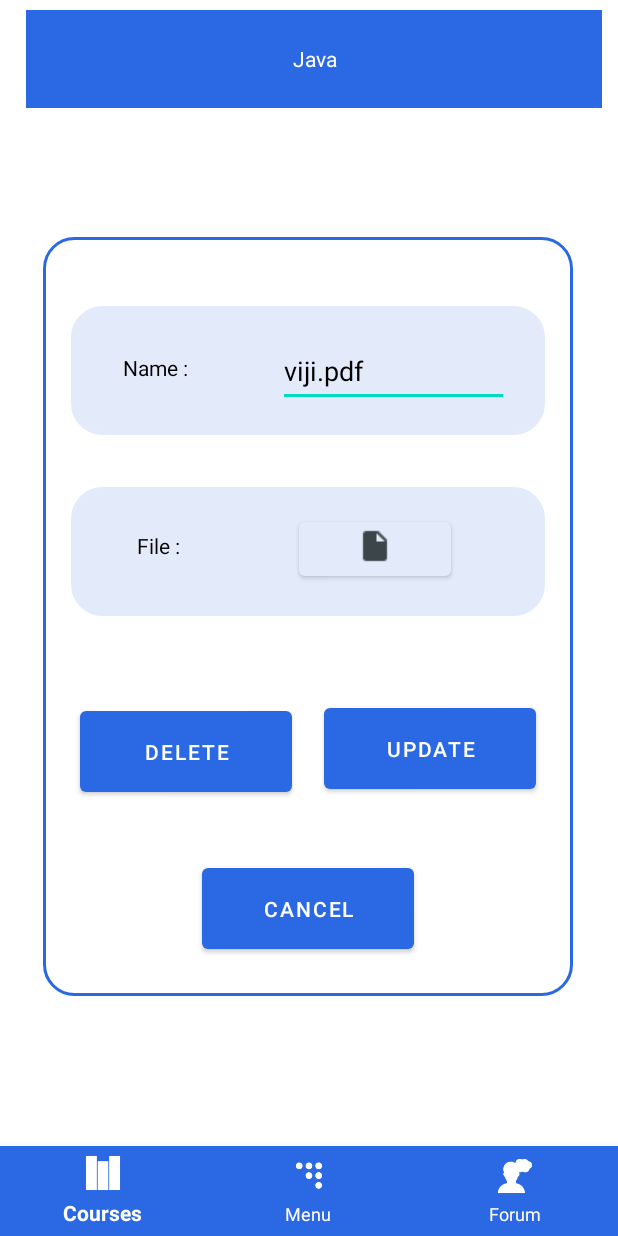
After one commit to SKumaran14/Online_course_exam_management_system, an Android app: the layout activity_assignment_update_delete.xml on its own in the app's theme, with its tools: preview values and no code run, on a phone screen of 412 x 824 dp. The commit adds this screen. Run offline under Robolectric (Android 15) with nearby library versions, the light colour scheme and no system bars.

Commit message:
update activity added

```diff
--- a/app/src/main/AndroidManifest.xml
+++ b/app/src/main/AndroidManifest.xml
@@ -10,7 +10,6 @@
         android:roundIcon="@mipmap/ic_launcher_round"
         android:supportsRtl="true"
         android:theme="@style/Theme.CourseExamApp">
-
         <activity
             android:name=".your_courses"
             android:exported="true" />
--- /dev/null
+++ b/app/src/main/java/com/example/courseexamapp/assignment_update_delete.java
@@ -0,0 +1,14 @@
+package com.example.courseexamapp;
+
+import androidx.appcompat.app.AppCompatActivity;
+
+import android.os.Bundle;
+
+public class assignment_update_delete extends AppCompatActivity {
+
+    @Override
+    protected void onCreate(Bundle savedInstanceState) {
+        super.onCreate(savedInstanceState);
+        setContentView(R.layout.activity_assignment_update_delete);
+    }
+}
--- /dev/null
+++ b/app/src/main/res/layout/activity_assignment_update_delete.xml
@@ -0,0 +1,200 @@
+<?xml version="1.0" encoding="utf-8"?>
+<androidx.constraintlayout.widget.ConstraintLayout xmlns:android="http://schemas.android.com/apk/res/android"
+    xmlns:app="http://schemas.android.com/apk/res-auto"
+    xmlns:tools="http://schemas.android.com/tools"
+    android:id="@+id/t"
+    android:layout_width="match_parent"
+    android:layout_height="match_parent"
+    tools:context=".assignment_update_delete">
+
+
+    <TextView
+        android:id="@+id/textView_file_picker"
+        android:layout_width="384dp"
+        android:layout_height="65dp"
+        android:background="@color/Blue1"
+        android:gravity="center"
+        android:text="@string/textview_java"
+        android:textColor="@color/white"
+        app:layout_constraintBottom_toBottomOf="parent"
+        app:layout_constraintEnd_toEndOf="parent"
+        app:layout_constraintHorizontal_bias="0.608"
+        app:layout_constraintStart_toStartOf="parent"
+        app:layout_constraintTop_toTopOf="parent"
+        app:layout_constraintVertical_bias="0.009" />
+
+    <androidx.constraintlayout.widget.ConstraintLayout
+        android:id="@+id/border8"
+        android:layout_width="353dp"
+        android:layout_height="506dp"
+        android:background="@drawable/border"
+        app:layout_constraintBottom_toBottomOf="parent"
+        app:layout_constraintEnd_toEndOf="parent"
+        app:layout_constraintHorizontal_bias="0.489"
+        app:layout_constraintStart_toStartOf="parent"
+        app:layout_constraintTop_toTopOf="parent"
+        app:layout_constraintVertical_bias="0.497">
+
+
+        <androidx.constraintlayout.widget.ConstraintLayout
+            android:id="@+id/border10"
+            android:layout_width="316dp"
+            android:layout_height="86dp"
+            android:layout_marginStart="8dp"
+            android:layout_marginLeft="8dp"
+            android:layout_marginEnd="8dp"
+            android:layout_marginRight="8dp"
+            android:background="@drawable/border_with_background"
+            app:layout_constraintBottom_toBottomOf="parent"
+            app:layout_constraintEnd_toEndOf="parent"
+            app:layout_constraintHorizontal_bias="0.476"
+            app:layout_constraintStart_toStartOf="parent"
+            app:layout_constraintTop_toTopOf="parent"
+            app:layout_constraintVertical_bias="0.392">
+
+
+            <TextView
+                android:id="@+id/textView_file"
+                android:layout_width="78dp"
+                android:layout_height="27dp"
+                android:text="@string/text_view_file"
+                android:textColor="@color/black"
+                app:layout_constraintBottom_toBottomOf="parent"
+                app:layout_constraintEnd_toEndOf="parent"
+                app:layout_constraintHorizontal_bias="0.155"
+                app:layout_constraintStart_toStartOf="parent"
+                app:layout_constraintTop_toTopOf="parent"
+                app:layout_constraintVertical_bias="0.508" />
+
+
+            <Button
+                android:id="@+id/button_view"
+                android:layout_width="101dp"
+                android:layout_height="48dp"
+                android:drawableTop="@drawable/ic_pdf"
+                android:text="@string/btn_View"
+                android:textColor="@color/Blue1"
+                app:backgroundTint="@color/light_ash"
+                app:layout_constraintBottom_toBottomOf="parent"
+                app:layout_constraintEnd_toEndOf="parent"
+                app:layout_constraintHorizontal_bias="0.73"
+                app:layout_constraintStart_toStartOf="parent"
+                app:layout_constraintTop_toTopOf="parent"
+                app:layout_constraintVertical_bias="0.421" />
+
+
+        </androidx.constraintlayout.widget.ConstraintLayout>
+
+        <androidx.constraintlayout.widget.ConstraintLayout
+            android:id="@+id/border13"
+            android:layout_width="316dp"
+            android:layout_height="86dp"
+            android:layout_marginStart="8dp"
+            android:layout_marginLeft="8dp"
+            android:layout_marginEnd="8dp"
+            android:layout_marginRight="8dp"
+            android:background="@drawable/border_with_background"
+            app:layout_constraintBottom_toBottomOf="parent"
+            app:layout_constraintEnd_toEndOf="parent"
+            app:layout_constraintHorizontal_bias="0.476"
+            app:layout_constraintStart_toStartOf="parent"
+            app:layout_constraintTop_toTopOf="parent"
+            app:layout_constraintVertical_bias="0.09">
+
+            <TextView
+                android:id="@+id/textView_name"
+                android:layout_width="81dp"
+                android:layout_height="24dp"
+                android:text="@string/textView_name"
+                android:textColor="@color/black"
+                app:layout_constraintBottom_toBottomOf="parent"
+                app:layout_constraintEnd_toEndOf="parent"
+                app:layout_constraintHorizontal_bias="0.114"
+                app:layout_constraintStart_toStartOf="parent"
+                app:layout_constraintTop_toTopOf="parent" />
+
+            <EditText
+                android:id="@+id/editText_Name"
+                android:layout_width="154dp"
+                android:layout_height="48dp"
+                android:ems="10"
+                android:hint="@string/editText_name"
+                android:inputType="textPersonName"
+                android:text="@string/editText_name"
+                android:textColor="@color/black"
+                app:layout_constraintBottom_toBottomOf="parent"
+                app:layout_constraintEnd_toEndOf="parent"
+                app:layout_constraintHorizontal_bias="0.901"
+                app:layout_constraintStart_toStartOf="parent"
+                app:layout_constraintTop_toTopOf="parent" />
+        </androidx.constraintlayout.widget.ConstraintLayout>
+
+        <Button
+            android:id="@+id/btn_update"
+            android:layout_width="141dp"
+            android:layout_height="66dp"
+            android:text="@string/btn_delete"
+            android:textColor="@color/white"
+            app:backgroundTint="@color/Blue1"
+            app:layout_constraintBottom_toBottomOf="parent"
+            app:layout_constraintEnd_toEndOf="parent"
+            app:layout_constraintHorizontal_bias="0.075"
+            app:layout_constraintStart_toStartOf="parent"
+            app:layout_constraintTop_toTopOf="parent"
+            app:layout_constraintVertical_bias="0.715" />
+
+        <Button
+            android:id="@+id/btn_delete"
+            android:layout_width="141dp"
+            android:layout_height="66dp"
+            android:text="@string/btn_update"
+            android:textColor="@color/white"
+            app:backgroundTint="@color/Blue1"
+            app:layout_constraintBottom_toBottomOf="parent"
+            app:layout_constraintEnd_toEndOf="parent"
+            app:layout_constraintHorizontal_bias="0.924"
+            app:layout_constraintStart_toStartOf="parent"
+            app:layout_constraintTop_toTopOf="parent"
+            app:layout_constraintVertical_bias="0.709" />
+
+        <Button
+            android:id="@+id/btn_cancel"
+            android:layout_width="141dp"
+            android:layout_height="66dp"
+            android:text="@string/btn_cancel"
+            android:textColor="@color/white"
+            app:backgroundTint="@color/Blue1"
+            app:layout_constraintBottom_toBottomOf="parent"
+            app:layout_constraintEnd_toEndOf="parent"
+            app:layout_constraintStart_toStartOf="parent"
+            app:layout_constraintTop_toTopOf="parent"
+            app:layout_constraintVertical_bias="0.963" />
+
+
+    </androidx.constraintlayout.widget.ConstraintLayout>
+
+
+    <com.google.android.material.bottomnavigation.BottomNavigationView
+        android:id="@+id/bottomNavigationView"
+        android:layout_width="match_parent"
+        android:layout_height="60dp"
+        android:clickable="true"
+        android:fadingEdge="horizontal"
+        android:focusable="true"
+        android:focusableInTouchMode="true"
+        android:rotation="0"
+        android:rotationX="0"
+        app:backgroundTint="@color/Blue1"
+        app:itemIconTint="@color/white"
+        app:itemTextAppearanceActive="@style/Widget.MaterialComponents.Toolbar"
+        app:itemTextAppearanceInactive="@style/MaterialAlertDialog.MaterialComponents.Title.Icon.CenterStacked"
+        app:itemTextColor="@color/white"
+        app:layout_constraintBottom_toBottomOf="parent"
+        app:layout_constraintEnd_toEndOf="parent"
+        app:layout_constraintHorizontal_bias="0.0"
+        app:layout_constraintStart_toStartOf="parent"
+        app:layout_constraintTop_toBottomOf="@+id/border8"
+        app:layout_constraintVertical_bias="1.0"
+        app:menu="@menu/bottomnav_bar" />
+
+</androidx.constraintlayout.widget.ConstraintLayout>
--- a/app/src/main/res/values/strings.xml
+++ b/app/src/main/res/values/strings.xml
@@ -145,9 +145,12 @@
     <string name="textView_submit2"> You successfully submitted the assignment!!!!!! </string>
     <string name="assignment_id">Assignment id :</string>
     <string name="editText_id">enter id</string>
+    <string name="editText_status"> Task </string>
     <string name="textView_name">Name : </string>
-    <string name="editText_name">Name</string>
-    <string name="editText_status"> Task </string>
+    <string name="editText_name"> viji.pdf </string>
+    <string name="btn_cancel">Cancel</string>
+    <string name="btn_delete">Delete</string>
+    <string name="btn_update">update</string>
 
     <!--    Kajansika String Resources-->
     <!--    /search_course, not found-->
```
